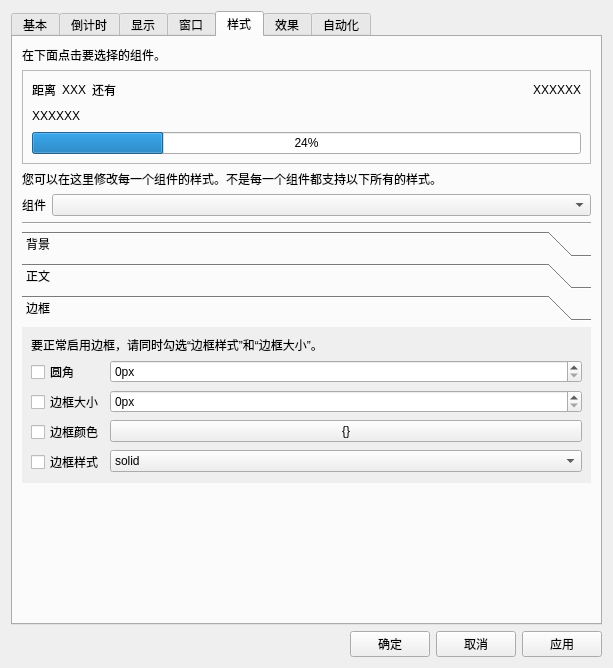
First picture: the form in UISource/profile_config_ui.ui, repository HelloWRC/W-DesktopCountdown, before the edit.
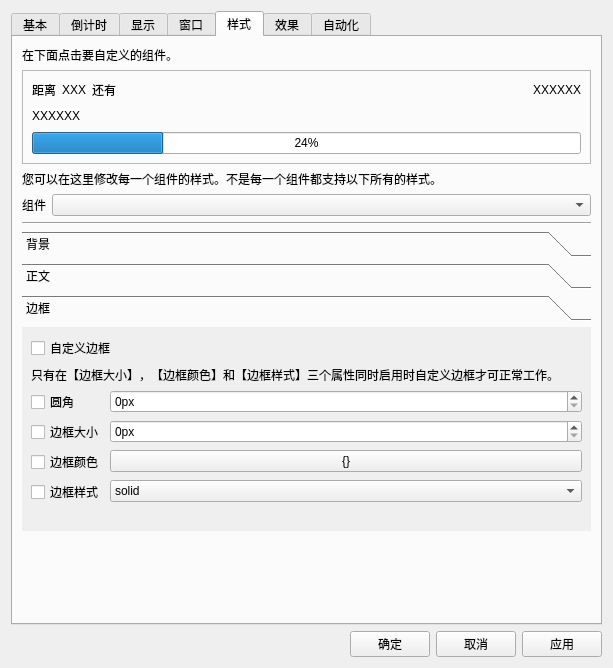
Second picture: the form after the edit. The open tabs and pages were chosen to show the change. Icons and pictures are not drawn.

Commit message: 改进样式界面，增加在任务栏隐藏功能

Diff of the .ui file:
```diff
--- a/UISource/profile_config_ui.ui
+++ b/UISource/profile_config_ui.ui
@@ -409,7 +409,7 @@
        <item row="1" column="0" colspan="2">
         <widget class="QLabel" name="label_5">
          <property name="text">
-          <string>在下面点击要选择的组件。</string>
+          <string>在下面点击要自定义的组件。</string>
          </property>
         </widget>
        </item>
@@ -755,22 +755,22 @@
            <rect>
             <x>0</x>
             <y>0</y>
-            <width>391</width>
-            <height>190</height>
+            <width>548</width>
+            <height>250</height>
            </rect>
           </property>
           <attribute name="label">
            <string>边框</string>
           </attribute>
           <layout class="QFormLayout" name="formLayout_8">
-           <item row="1" column="0">
+           <item row="3" column="0">
             <widget class="QCheckBox" name="lb_radius">
              <property name="text">
               <string>圆角</string>
              </property>
             </widget>
            </item>
-           <item row="1" column="1">
+           <item row="3" column="1">
             <widget class="QSpinBox" name="sb_radius">
              <property name="suffix">
               <string>px</string>
@@ -780,42 +780,51 @@
              </property>
             </widget>
            </item>
-           <item row="3" column="0">
+           <item row="5" column="0">
             <widget class="QCheckBox" name="lb_border_size">
+             <property name="enabled">
+              <bool>true</bool>
+             </property>
              <property name="text">
               <string>边框大小</string>
              </property>
             </widget>
            </item>
-           <item row="3" column="1">
+           <item row="5" column="1">
             <widget class="QSpinBox" name="sb_bordersize">
              <property name="suffix">
               <string>px</string>
              </property>
             </widget>
            </item>
-           <item row="4" column="0">
+           <item row="6" column="0">
             <widget class="QCheckBox" name="lb_border_color">
+             <property name="enabled">
+              <bool>true</bool>
+             </property>
              <property name="text">
               <string>边框颜色</string>
              </property>
             </widget>
            </item>
-           <item row="4" column="1">
+           <item row="6" column="1">
             <widget class="QPushButton" name="btn_bordercolor">
              <property name="text">
               <string>{}</string>
              </property>
             </widget>
            </item>
-           <item row="5" column="0">
+           <item row="7" column="0">
             <widget class="QCheckBox" name="lb_border_style">
+             <property name="enabled">
+              <bool>true</bool>
+             </property>
              <property name="text">
               <string>边框样式</string>
              </property>
             </widget>
            </item>
-           <item row="5" column="1">
+           <item row="7" column="1">
             <widget class="QComboBox" name="cb_border_style">
              <item>
               <property name="text">
@@ -854,10 +863,20 @@
              </item>
             </widget>
            </item>
-           <item row="0" column="0" colspan="2">
+           <item row="1" column="0" colspan="2">
+            <widget class="QCheckBox" name="cb_custom_border">
+             <property name="text">
+              <string>自定义边框</string>
+             </property>
+            </widget>
+           </item>
+           <item row="2" column="0" colspan="2">
             <widget class="QLabel" name="label_6">
              <property name="text">
-              <string>要正常启用边框，请同时勾选“边框样式”和“边框大小”。</string>
+              <string>只有在【边框大小】，【边框颜色】和【边框样式】三个属性同时启用时自定义边框才可正常工作。</string>
+             </property>
+             <property name="wordWrap">
+              <bool>true</bool>
              </property>
             </widget>
            </item>
```
Left out of the diff: 11 changed lines with no effect on the pictures. The commit also changes 6 other files.
